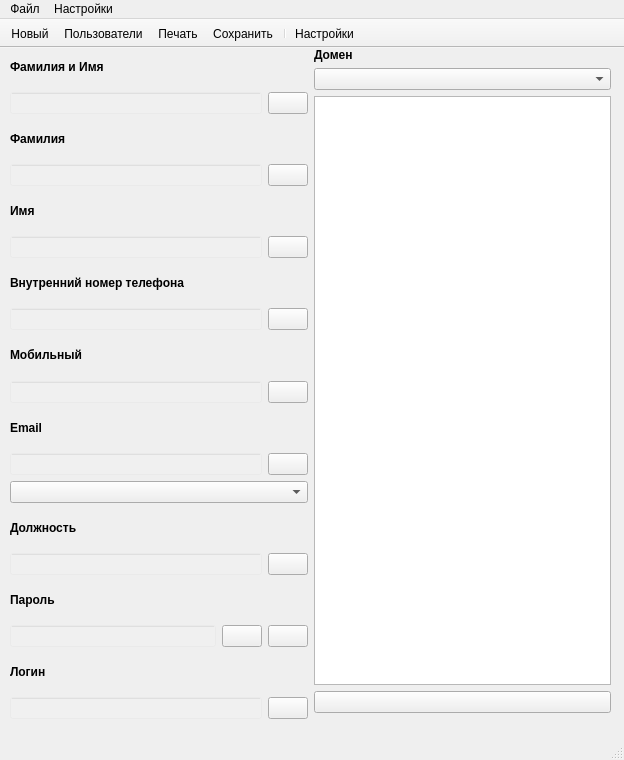
The window that ui/mainwindow.ui (zip94061/usermanager) describes before a commit, drawn with Qt 5.
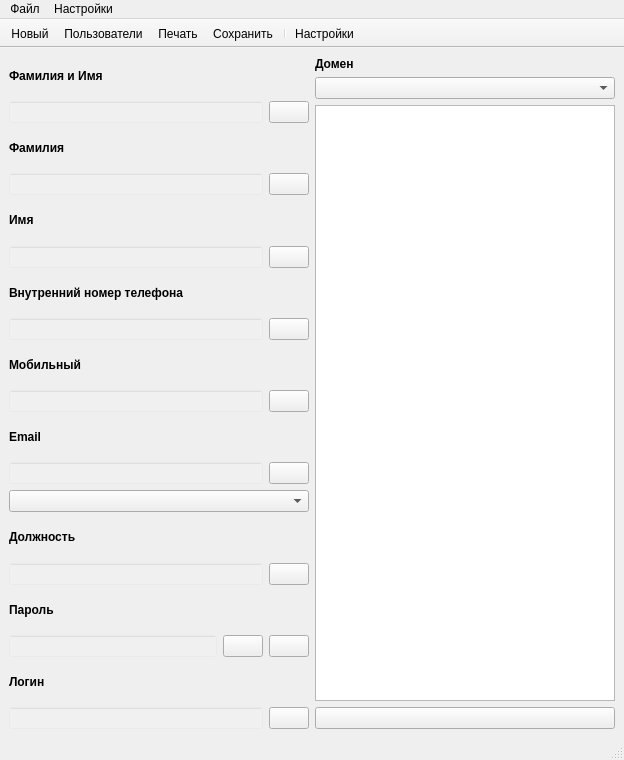
The same window after the commit. Icons and pictures are not drawn.

Commit message: добавил возможность растягивать главное окно

```diff
--- a/ui/mainwindow.ui
+++ b/ui/mainwindow.ui
@@ -22,12 +22,6 @@
     <height>760</height>
    </size>
   </property>
-  <property name="maximumSize">
-   <size>
-    <width>624</width>
-    <height>760</height>
-   </size>
-  </property>
   <property name="windowTitle">
    <string>UserStone</string>
   </property>
@@ -39,17 +33,8 @@
    <string notr="true"/>
   </property>
   <widget class="QWidget" name="centralwidget">
-   <widget class="QWidget" name="layoutWidget">
-    <property name="geometry">
-     <rect>
-      <x>10</x>
-      <y>0</y>
-      <width>601</width>
-      <height>671</height>
-     </rect>
-    </property>
-    <layout class="QGridLayout" name="gridLayout">
-     <item row="0" column="0" rowspan="3">
+   <layout class="QHBoxLayout" name="horizontalLayout_11">
+    <item>
       <layout class="QVBoxLayout" name="verticalLayout">
        <item>
         <widget class="QLabel" name="label">
@@ -414,7 +399,7 @@
        </item>
       </layout>
      </item>
-     <item row="0" column="1">
+    <item>
       <layout class="QVBoxLayout" name="verticalLayout_2">
        <item>
         <widget class="QLabel" name="label_10">
@@ -462,11 +447,10 @@
        </item>
       </layout>
      </item>
-     <item row="1" column="1">
+    <item>
       <layout class="QHBoxLayout" name="horizontalLayout_10"/>
      </item>
     </layout>
-   </widget>
   </widget>
   <widget class="QStatusBar" name="statusBar">
    <property name="font">
```
Lines whose indentation alone changed are shown as unchanged. The commit also changes 1 other file.
